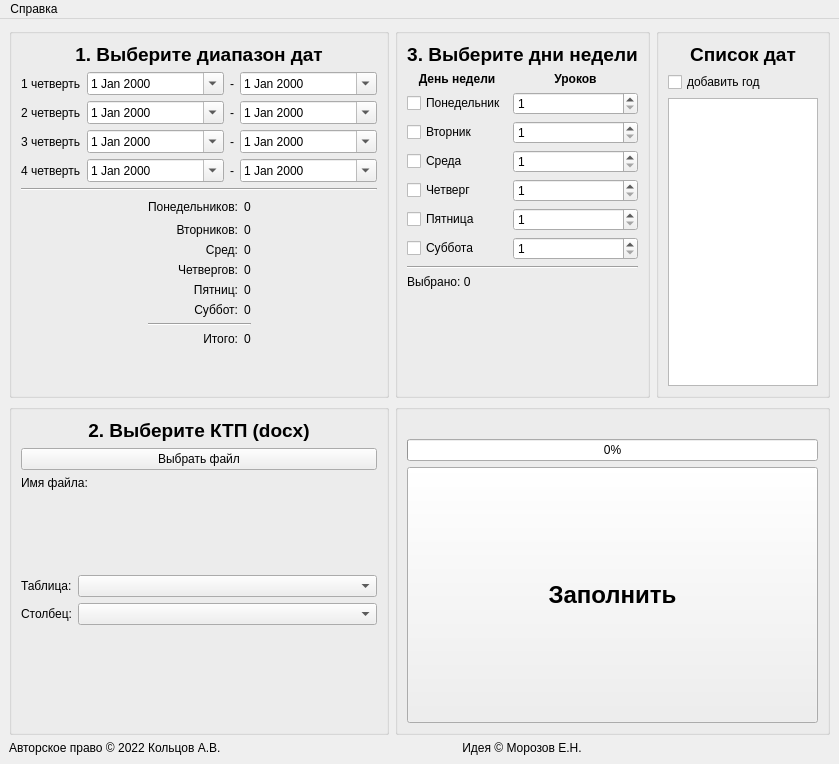
The window that main.ui (RingOV/auto-fill-KTP) describes before a commit, drawn with Qt 5.
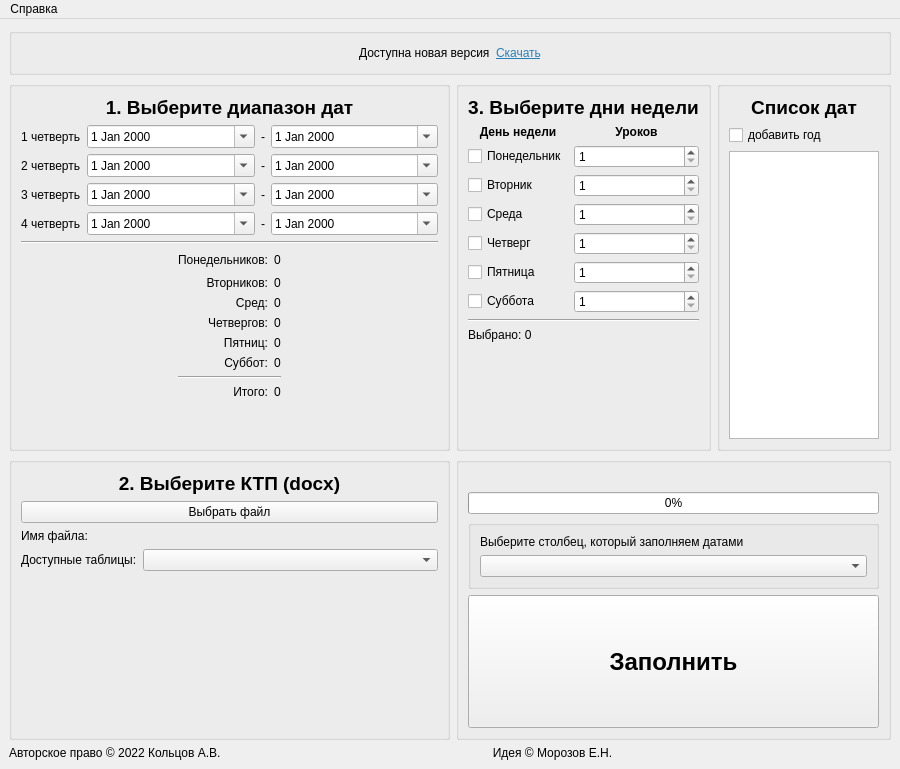
The same window after the commit.

What changed in the file:
```diff
--- a/main.ui
+++ b/main.ui
@@ -6,8 +6,8 @@
    <rect>
     <x>0</x>
     <y>0</y>
-    <width>839</width>
-    <height>764</height>
+    <width>900</width>
+    <height>769</height>
    </rect>
   </property>
   <property name="sizePolicy">
@@ -21,7 +21,216 @@
   </property>
   <widget class="QWidget" name="centralwidget">
    <layout class="QGridLayout" name="gridLayout">
-    <item row="0" column="0">
+    <item row="2" column="0">
+     <widget class="QGroupBox" name="frame_3">
+      <layout class="QVBoxLayout" name="verticalLayout_3">
+       <item>
+        <widget class="QLabel" name="label03">
+         <property name="enabled">
+          <bool>true</bool>
+         </property>
+         <property name="sizePolicy">
+          <sizepolicy hsizetype="Preferred" vsizetype="Fixed">
+           <horstretch>0</horstretch>
+           <verstretch>0</verstretch>
+          </sizepolicy>
+         </property>
+         <property name="font">
+          <font>
+           <pointsize>14</pointsize>
+           <weight>75</weight>
+           <bold>true</bold>
+           <underline>false</underline>
+           <kerning>true</kerning>
+          </font>
+         </property>
+         <property name="layoutDirection">
+          <enum>Qt::LeftToRight</enum>
+         </property>
+         <property name="autoFillBackground">
+          <bool>false</bool>
+         </property>
+         <property name="text">
+          <string>2. Выберите КТП (docx)</string>
+         </property>
+         <property name="textFormat">
+          <enum>Qt::AutoText</enum>
+         </property>
+         <property name="scaledContents">
+          <bool>false</bool>
+         </property>
+         <property name="alignment">
+          <set>Qt::AlignCenter</set>
+         </property>
+        </widget>
+       </item>
+       <item>
+        <widget class="QPushButton" name="pushButton">
+         <property name="sizePolicy">
+          <sizepolicy hsizetype="Preferred" vsizetype="Fixed">
+           <horstretch>0</horstretch>
+           <verstretch>0</verstretch>
+          </sizepolicy>
+         </property>
+         <property name="text">
+          <string>Выбрать файл</string>
+         </property>
+         <property name="autoRepeat">
+          <bool>false</bool>
+         </property>
+         <property name="autoExclusive">
+          <bool>false</bool>
+         </property>
+         <property name="autoDefault">
+          <bool>false</bool>
+         </property>
+         <property name="default">
+          <bool>false</bool>
+         </property>
+         <property name="flat">
+          <bool>false</bool>
+         </property>
+        </widget>
+       </item>
+       <item>
+        <layout class="QHBoxLayout" name="horizontalLayout">
+         <property name="spacing">
+          <number>17</number>
+         </property>
+         <item>
+          <widget class="QLabel" name="label11">
+           <property name="sizePolicy">
+            <sizepolicy hsizetype="Preferred" vsizetype="Preferred">
+             <horstretch>0</horstretch>
+             <verstretch>0</verstretch>
+            </sizepolicy>
+           </property>
+           <property name="text">
+            <string>Имя файла:</string>
+           </property>
+           <property name="alignment">
+            <set>Qt::AlignLeading|Qt::AlignLeft|Qt::AlignTop</set>
+           </property>
+          </widget>
+         </item>
+         <item>
+          <widget class="QLabel" name="label_files">
+           <property name="sizePolicy">
+            <sizepolicy hsizetype="Expanding" vsizetype="Preferred">
+             <horstretch>0</horstretch>
+             <verstretch>0</verstretch>
+            </sizepolicy>
+           </property>
+           <property name="maximumSize">
+            <size>
+             <width>400</width>
+             <height>16777215</height>
+            </size>
+           </property>
+           <property name="text">
+            <string/>
+           </property>
+           <property name="alignment">
+            <set>Qt::AlignLeading|Qt::AlignLeft|Qt::AlignTop</set>
+           </property>
+          </widget>
+         </item>
+        </layout>
+       </item>
+       <item>
+        <layout class="QGridLayout" name="gridLayout_4">
+         <item row="0" column="1">
+          <widget class="QComboBox" name="comboBoxTables">
+           <property name="sizePolicy">
+            <sizepolicy hsizetype="Expanding" vsizetype="Fixed">
+             <horstretch>0</horstretch>
+             <verstretch>0</verstretch>
+            </sizepolicy>
+           </property>
+           <property name="maximumSize">
+            <size>
+             <width>300</width>
+             <height>16777215</height>
+            </size>
+           </property>
+          </widget>
+         </item>
+         <item row="0" column="0">
+          <widget class="QLabel" name="label12">
+           <property name="sizePolicy">
+            <sizepolicy hsizetype="Minimum" vsizetype="Preferred">
+             <horstretch>0</horstretch>
+             <verstretch>0</verstretch>
+            </sizepolicy>
+           </property>
+           <property name="text">
+            <string>Доступные таблицы:</string>
+           </property>
+          </widget>
+         </item>
+        </layout>
+       </item>
+       <item>
+        <widget class="QLabel" name="labelHours">
+         <property name="text">
+          <string/>
+         </property>
+        </widget>
+       </item>
+       <item>
+        <spacer name="verticalSpacer_3">
+         <property name="orientation">
+          <enum>Qt::Vertical</enum>
+         </property>
+         <property name="sizeHint" stdset="0">
+          <size>
+           <width>20</width>
+           <height>40</height>
+          </size>
+         </property>
+        </spacer>
+       </item>
+      </layout>
+     </widget>
+    </item>
+    <item row="4" column="0" colspan="3">
+     <layout class="QHBoxLayout" name="horizontalLayout_2">
+      <item>
+       <widget class="QLabel" name="labelCopyright">
+        <property name="text">
+         <string>Авторское право © 2022 Кольцов А.В.</string>
+        </property>
+       </widget>
+      </item>
+      <item>
+       <widget class="QLabel" name="labelIdea">
+        <property name="sizePolicy">
+         <sizepolicy hsizetype="Expanding" vsizetype="Preferred">
+          <horstretch>0</horstretch>
+          <verstretch>0</verstretch>
+         </sizepolicy>
+        </property>
+        <property name="text">
+         <string>Идея © Морозов Е.Н.</string>
+        </property>
+        <property name="alignment">
+         <set>Qt::AlignCenter</set>
+        </property>
+       </widget>
+      </item>
+      <item>
+       <widget class="QLabel" name="labelVersion">
+        <property name="text">
+         <string/>
+        </property>
+        <property name="alignment">
+         <set>Qt::AlignRight|Qt::AlignTrailing|Qt::AlignVCenter</set>
+        </property>
+       </widget>
+      </item>
+     </layout>
+    </item>
+    <item row="1" column="0">
      <widget class="QGroupBox" name="frame_1">
       <layout class="QVBoxLayout" name="verticalLayout">
        <item>
@@ -422,7 +631,7 @@
       </layout>
      </widget>
     </item>
-    <item row="0" column="1">
+    <item row="1" column="1">
      <widget class="QGroupBox" name="frame_2">
       <property name="styleSheet">
        <string notr="true"/>
@@ -636,7 +845,7 @@
       </layout>
      </widget>
     </item>
-    <item row="0" column="2">
+    <item row="1" column="2">
      <widget class="QGroupBox" name="frame_0">
       <layout class="QVBoxLayout" name="verticalLayout_5">
        <item>
@@ -702,198 +911,7 @@
       </layout>
      </widget>
     </item>
-    <item row="1" column="0">
-     <widget class="QGroupBox" name="frame_3">
-      <layout class="QVBoxLayout" name="verticalLayout_3">
-       <item>
-        <widget class="QLabel" name="label03">
-         <property name="enabled">
-          <bool>true</bool>
-         </property>
-         <property name="sizePolicy">
-          <sizepolicy hsizetype="Preferred" vsizetype="Fixed">
-           <horstretch>0</horstretch>
-           <verstretch>0</verstretch>
-          </sizepolicy>
-         </property>
-         <property name="font">
-          <font>
-           <pointsize>14</pointsize>
-           <weight>75</weight>
-           <bold>true</bold>
-           <underline>false</underline>
-           <kerning>true</kerning>
-          </font>
-         </property>
-         <property name="layoutDirection">
-          <enum>Qt::LeftToRight</enum>
-         </property>
-         <property name="autoFillBackground">
-          <bool>false</bool>
-         </property>
-         <property name="text">
-          <string>2. Выберите КТП (docx)</string>
-         </property>
-         <property name="textFormat">
-          <enum>Qt::AutoText</enum>
-         </property>
-         <property name="scaledContents">
-          <bool>false</bool>
-         </property>
-         <property name="alignment">
-          <set>Qt::AlignCenter</set>
-         </property>
-        </widget>
-       </item>
-       <item>
-        <widget class="QPushButton" name="pushButton">
-         <property name="sizePolicy">
-          <sizepolicy hsizetype="Preferred" vsizetype="Fixed">
-           <horstretch>0</horstretch>
-           <verstretch>0</verstretch>
-          </sizepolicy>
-         </property>
-         <property name="text">
-          <string>Выбрать файл</string>
-         </property>
-         <property name="autoRepeat">
-          <bool>false</bool>
-         </property>
-         <property name="autoExclusive">
-          <bool>false</bool>
-         </property>
-         <property name="autoDefault">
-          <bool>false</bool>
-         </property>
-         <property name="default">
-          <bool>false</bool>
-         </property>
-         <property name="flat">
-          <bool>false</bool>
-         </property>
-        </widget>
-       </item>
-       <item>
-        <layout class="QHBoxLayout" name="horizontalLayout">
-         <property name="spacing">
-          <number>17</number>
-         </property>
-         <item>
-          <widget class="QLabel" name="label11">
-           <property name="sizePolicy">
-            <sizepolicy hsizetype="Preferred" vsizetype="Preferred">
-             <horstretch>0</horstretch>
-             <verstretch>0</verstretch>
-            </sizepolicy>
-           </property>
-           <property name="text">
-            <string>Имя файла:</string>
-           </property>
-           <property name="alignment">
-            <set>Qt::AlignLeading|Qt::AlignLeft|Qt::AlignTop</set>
-           </property>
-          </widget>
-         </item>
-         <item>
-          <widget class="QLabel" name="label_files">
-           <property name="sizePolicy">
-            <sizepolicy hsizetype="Expanding" vsizetype="Preferred">
-             <horstretch>0</horstretch>
-             <verstretch>0</verstretch>
-            </sizepolicy>
-           </property>
-           <property name="maximumSize">
-            <size>
-             <width>400</width>
-             <height>16777215</height>
-            </size>
-           </property>
-           <property name="text">
-            <string/>
-           </property>
-           <property name="alignment">
-            <set>Qt::AlignLeading|Qt::AlignLeft|Qt::AlignTop</set>
-           </property>
-          </widget>
-         </item>
-        </layout>
-       </item>
-       <item>
-        <layout class="QGridLayout" name="gridLayout_4">
-         <item row="0" column="0">
-          <widget class="QLabel" name="label12">
-           <property name="sizePolicy">
-            <sizepolicy hsizetype="Minimum" vsizetype="Preferred">
-             <horstretch>0</horstretch>
-             <verstretch>0</verstretch>
-            </sizepolicy>
-           </property>
-           <property name="text">
-            <string>Таблица:</string>
-           </property>
-          </widget>
-         </item>
-         <item row="0" column="1">
-          <widget class="QComboBox" name="comboBoxTables">
-           <property name="sizePolicy">
-            <sizepolicy hsizetype="Expanding" vsizetype="Fixed">
-             <horstretch>0</horstretch>
-             <verstretch>0</verstretch>
-            </sizepolicy>
-           </property>
-           <property name="maximumSize">
-            <size>
-             <width>300</width>
-             <height>16777215</height>
-            </size>
-           </property>
-          </widget>
-         </item>
-         <item row="1" column="0">
-          <widget class="QLabel" name="label13">
-           <property name="sizePolicy">
-            <sizepolicy hsizetype="Minimum" vsizetype="Preferred">
-             <horstretch>0</horstretch>
-             <verstretch>0</verstretch>
-            </sizepolicy>
-           </property>
-           <property name="text">
-            <string>Столбец:</string>
-           </property>
-          </widget>
-         </item>
-         <item row="1" column="1">
-          <widget class="QComboBox" name="comboBoxColumns">
-           <property name="sizePolicy">
-            <sizepolicy hsizetype="Expanding" vsizetype="Fixed">
-             <horstretch>0</horstretch>
-             <verstretch>0</verstretch>
-            </sizepolicy>
-           </property>
-           <property name="maximumSize">
-            <size>
-             <width>300</width>
-             <height>16777215</height>
-            </size>
-           </property>
-           <property name="frame">
-            <bool>true</bool>
-           </property>
-          </widget>
-         </item>
-        </layout>
-       </item>
-       <item>
-        <widget class="QLabel" name="labelHours">
-         <property name="text">
-          <string/>
-         </property>
-        </widget>
-       </item>
-      </layout>
-     </widget>
-    </item>
-    <item row="1" column="1" colspan="2">
+    <item row="2" column="1" colspan="2">
      <widget class="QGroupBox" name="groupBox_4">
       <layout class="QVBoxLayout" name="verticalLayout_4">
        <item>
@@ -922,6 +940,53 @@
          </property>
         </widget>
        </item>
+       <item>
+        <widget class="QGroupBox" name="groupBox">
+         <property name="title">
+          <string/>
+         </property>
+         <layout class="QVBoxLayout" name="verticalLayout_6">
+          <item>
+           <widget class="QLabel" name="label13">
+            <property name="sizePolicy">
+             <sizepolicy hsizetype="Minimum" vsizetype="Preferred">
+              <horstretch>0</horstretch>
+              <verstretch>0</verstretch>
+             </sizepolicy>
+            </property>
+            <property name="text">
+             <string>Выберите столбец, который заполняем датами</string>
+            </property>
+           </widget>
+          </item>
+          <item>
+           <widget class="QComboBox" name="comboBoxColumns">
+            <property name="sizePolicy">
+             <sizepolicy hsizetype="Expanding" vsizetype="Fixed">
+              <horstretch>0</horstretch>
+              <verstretch>0</verstretch>
+             </sizepolicy>
+            </property>
+            <property name="maximumSize">
+             <size>
+              <width>16777215</width>
+              <height>16777215</height>
+             </size>
+            </property>
+            <property name="font">
+             <font>
+              <weight>75</weight>
+              <bold>true</bold>
+             </font>
+            </property>
+            <property name="frame">
+             <bool>true</bool>
+            </property>
+           </widget>
+          </item>
+         </layout>
+        </widget>
+       </item>
        <item>
         <widget class="QPushButton" name="pushButtonFill">
          <property name="enabled">
@@ -954,42 +1019,63 @@
       </layout>
      </widget>
     </item>
-    <item row="2" column="0" colspan="3">
-     <layout class="QHBoxLayout" name="horizontalLayout_2">
-      <item>
-       <widget class="QLabel" name="labelCopyright">
-        <property name="text">
-         <string>Авторское право © 2022 Кольцов А.В.</string>
-        </property>
-       </widget>
-      </item>
-      <item>
-       <widget class="QLabel" name="labelIdea">
-        <property name="sizePolicy">
-         <sizepolicy hsizetype="Expanding" vsizetype="Preferred">
-          <horstretch>0</horstretch>
-          <verstretch>0</verstretch>
-         </sizepolicy>
-        </property>
-        <property name="text">
-         <string>Идея © Морозов Е.Н.</string>
-        </property>
-        <property name="alignment">
-         <set>Qt::AlignCenter</set>
-        </property>
-       </widget>
-      </item>
-      <item>
-       <widget class="QLabel" name="labelVersion">
-        <property name="text">
-         <string/>
-        </property>
-        <property name="alignment">
-         <set>Qt::AlignRight|Qt::AlignTrailing|Qt::AlignVCenter</set>
-        </property>
-       </widget>
-      </item>
-     </layout>
+    <item row="0" column="0" colspan="3">
+     <widget class="QGroupBox" name="groupBoxNewVer">
+      <property name="title">
+       <string/>
+      </property>
+      <layout class="QHBoxLayout" name="horizontalLayout_3">
+       <item>
+        <spacer name="horizontalSpacer_3">
+         <property name="orientation">
+          <enum>Qt::Horizontal</enum>
+         </property>
+         <property name="sizeHint" stdset="0">
+          <size>
+           <width>40</width>
+           <height>20</height>
+          </size>
+         </property>
+        </spacer>
+       </item>
+       <item>
+        <widget class="QLabel" name="labelNewVersion">
+         <property name="text">
+          <string>Доступна новая версия</string>
+         </property>
+        </widget>
+       </item>
+       <item>
+        <widget class="QLabel" name="label">
+         <property name="text">
+          <string>&lt;html&gt;&lt;head/&gt;&lt;body&gt;&lt;p&gt;&lt;a href=&quot;https://sourceforge.net/projects/autofillktp/files/latest/download&quot;&gt;&lt;span style=&quot; text-decoration: underline; color:#2980b9;&quot;&gt;Скачать&lt;/span&gt;&lt;/a&gt;&lt;/p&gt;&lt;/body&gt;&lt;/html&gt;</string>
+         </property>
+         <property name="textFormat">
+          <enum>Qt::MarkdownText</enum>
+         </property>
+         <property name="openExternalLinks">
+          <bool>true</bool>
+         </property>
+         <property name="textInteractionFlags">
+          <set>Qt::LinksAccessibleByMouse|Qt::TextSelectableByMouse</set>
+         </property>
+        </widget>
+       </item>
+       <item>
+        <spacer name="horizontalSpacer_4">
+         <property name="orientation">
+          <enum>Qt::Horizontal</enum>
+         </property>
+         <property name="sizeHint" stdset="0">
+          <size>
+           <width>40</width>
+           <height>20</height>
+          </size>
+         </property>
+        </spacer>
+       </item>
+      </layout>
+     </widget>
     </item>
    </layout>
   </widget>
@@ -998,7 +1084,7 @@
     <rect>
      <x>0</x>
      <y>0</y>
-     <width>839</width>
+     <width>900</width>
      <height>33</height>
     </rect>
    </property>
```
